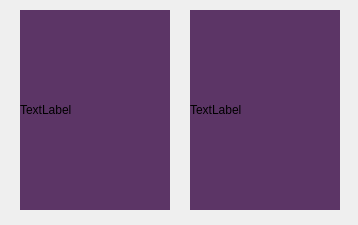
Cyber-SiKu/SmartHome, file NCBIE/HelloWorld/widget.ui: the form before one commit.
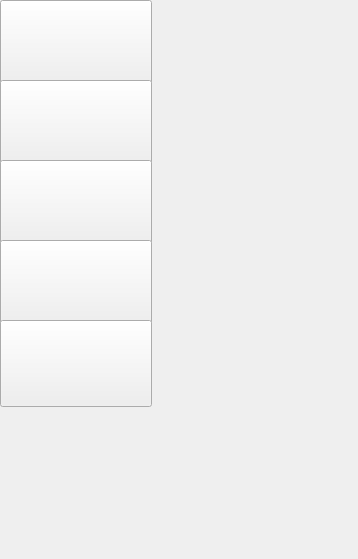
The form after the commit.

The edit to the form file:
```diff
--- a/NCBIE/HelloWorld/widget.ui
+++ b/NCBIE/HelloWorld/widget.ui
@@ -7,42 +7,75 @@
     <x>0</x>
     <y>0</y>
     <width>358</width>
-    <height>225</height>
+    <height>559</height>
    </rect>
   </property>
   <property name="windowTitle">
    <string>Widget</string>
   </property>
-  <widget class="QLabel" name="lable_light_1">
+  <widget class="QPushButton" name="tempbutton">
    <property name="geometry">
     <rect>
-     <x>20</x>
-     <y>10</y>
-     <width>150</width>
-     <height>200</height>
+     <x>0</x>
+     <y>0</y>
+     <width>152</width>
+     <height>87</height>
     </rect>
    </property>
-   <property name="styleSheet">
-    <string notr="true">background-color: rgb(92, 53, 102);</string>
+   <property name="text">
+    <string/>
    </property>
+  </widget>
+  <widget class="QPushButton" name="pushButton_2">
+   <property name="geometry">
+    <rect>
+     <x>0</x>
+     <y>80</y>
+     <width>152</width>
+     <height>87</height>
+    </rect>
+   </property>
    <property name="text">
-    <string>TextLabel</string>
+    <string/>
    </property>
   </widget>
-  <widget class="QLabel" name="lable_light_2">
+  <widget class="QPushButton" name="pushButton_3">
    <property name="geometry">
     <rect>
-     <x>190</x>
-     <y>10</y>
-     <width>150</width>
-     <height>200</height>
+     <x>0</x>
+     <y>160</y>
+     <width>152</width>
+     <height>87</height>
     </rect>
    </property>
-   <property name="styleSheet">
-    <string notr="true">background-color: rgb(92, 53, 102);</string>
+   <property name="text">
+    <string/>
    </property>
+  </widget>
+  <widget class="QPushButton" name="pushButton_4">
+   <property name="geometry">
+    <rect>
+     <x>0</x>
+     <y>240</y>
+     <width>152</width>
+     <height>87</height>
+    </rect>
+   </property>
    <property name="text">
-    <string>TextLabel</string>
+    <string/>
+   </property>
+  </widget>
+  <widget class="QPushButton" name="pushButton_5">
+   <property name="geometry">
+    <rect>
+     <x>0</x>
+     <y>320</y>
+     <width>152</width>
+     <height>87</height>
+    </rect>
+   </property>
+   <property name="text">
+    <string/>
    </property>
   </widget>
  </widget>
```
